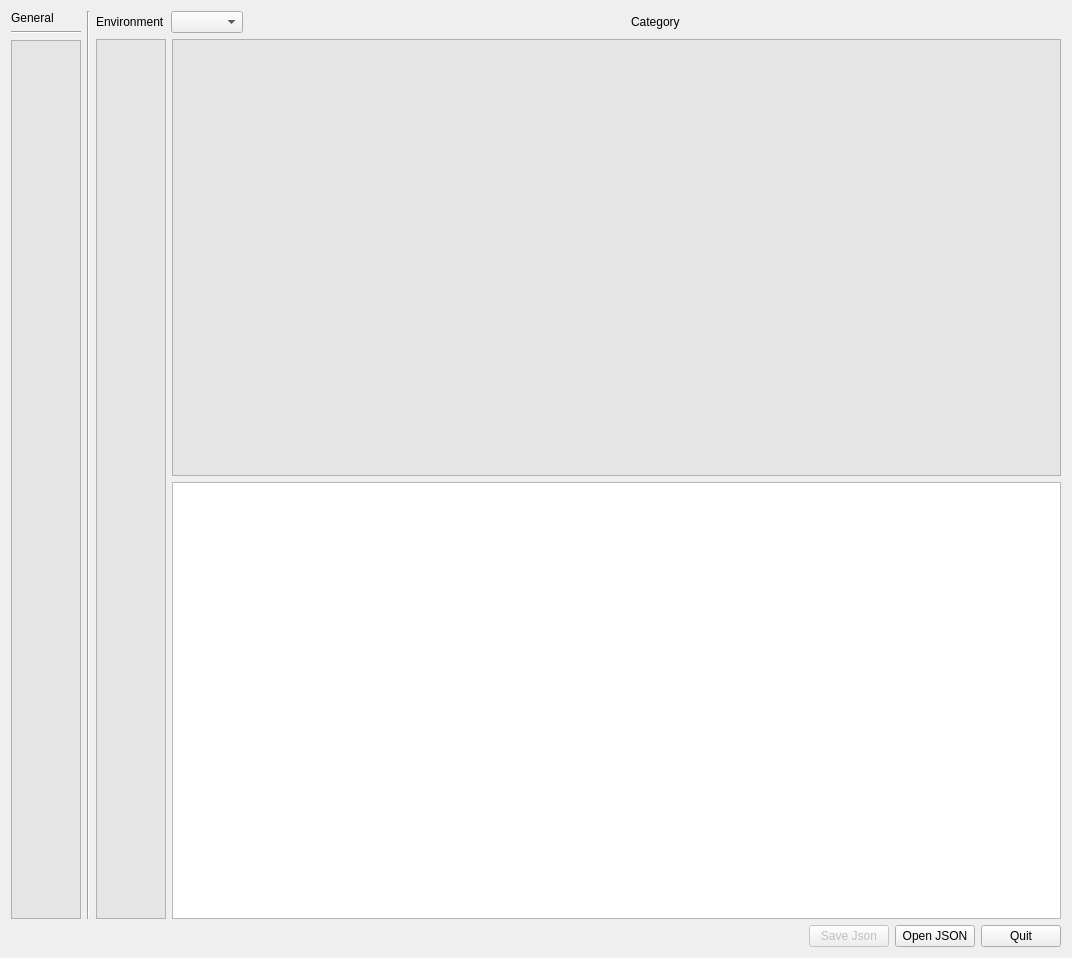
First picture: the form in DBPARAMS.ui, repository doubsman/DBAlbums, before the edit.
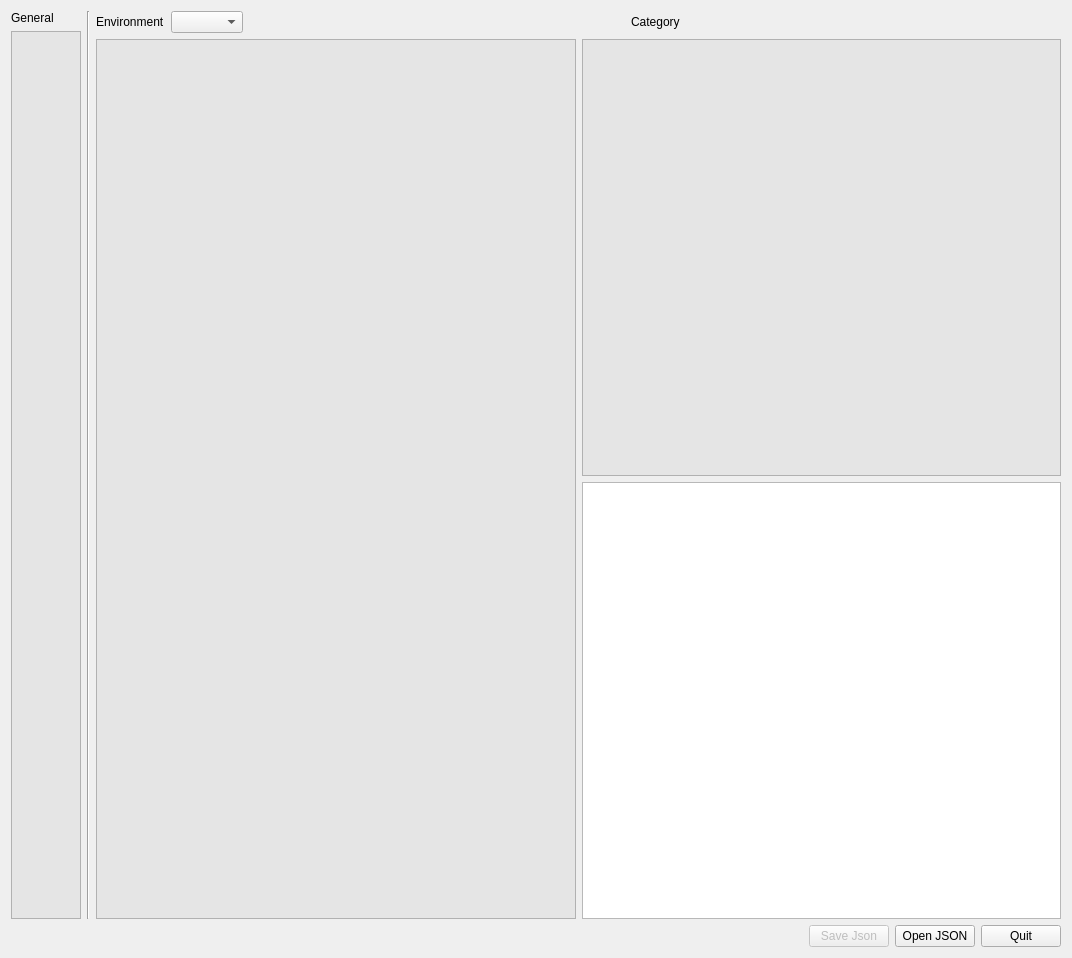
Second picture: the form after the edit.

```diff
--- a/DBPARAMS.ui
+++ b/DBPARAMS.ui
@@ -31,12 +31,8 @@
            <property name="text">
             <string>General</string>
            </property>
-          </widget>
-         </item>
-         <item>
-          <widget class="Line" name="line_2">
-           <property name="orientation">
-            <enum>Qt::Horizontal</enum>
+           <property name="margin">
+            <number>5</number>
            </property>
           </widget>
          </item>
@@ -166,7 +162,14 @@
               </widget>
              </item>
              <item>
-              <widget class="QTextEdit" name="textEdit"/>
+              <widget class="QTextEdit" name="textEdit">
+               <property name="sizePolicy">
+                <sizepolicy hsizetype="Minimum" vsizetype="Expanding">
+                 <horstretch>0</horstretch>
+                 <verstretch>0</verstretch>
+                </sizepolicy>
+               </property>
+              </widget>
              </item>
             </layout>
            </item>
```
